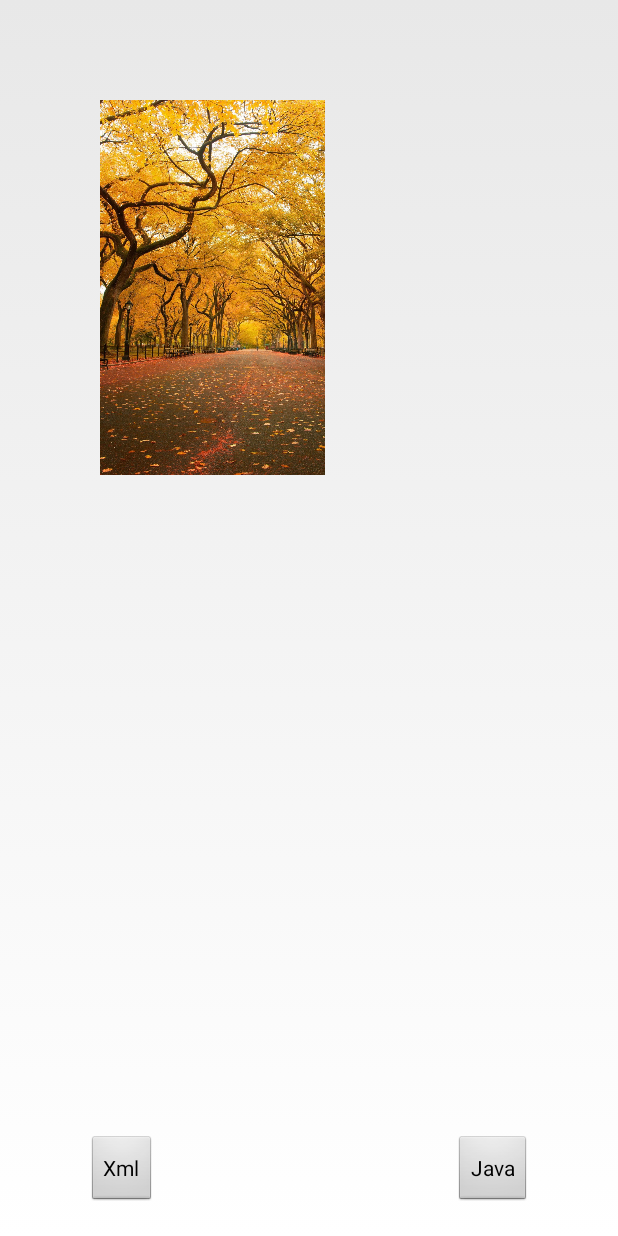
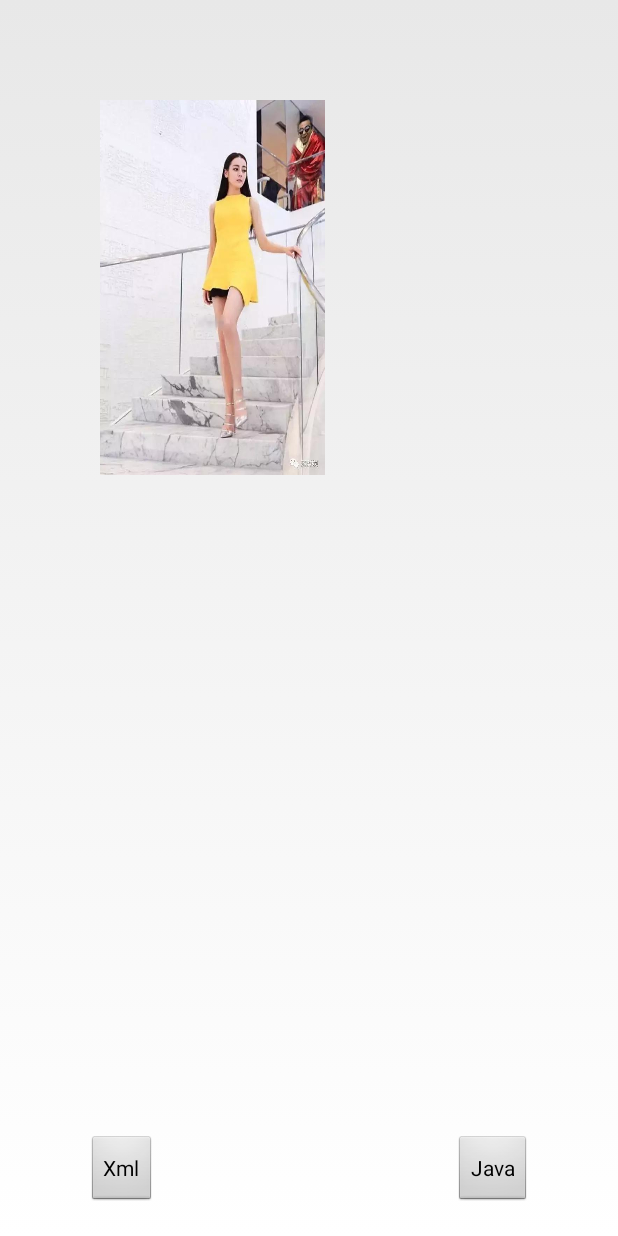
Before and after one commit to M-Ellen/AnimationDemo, an Android app: the AlphaTestActivity screen opened directly, with no data from a screen before it, on a phone screen of 412 x 824 dp. Run offline under Robolectric (Android 15) with nearby library versions, the phone set to English and light mode, and no system bars.

Commit message:
fixed Interpolator test

```diff
--- a/app/src/main/res/layout/activity_test.xml
+++ b/app/src/main/res/layout/activity_test.xml
@@ -13,7 +13,7 @@
         android:scaleType="fitXY"
         android:layout_marginLeft="100px"
         android:layout_marginTop="100px"
-        android:src="@mipmap/test"/>
+        android:src="@mipmap/test2"/>
 
 <!--   <ImageView
 
```
Also changed, not shown: app/src/main/java/com/example/animation/InterpolatorTestActivity.java (+23 -4 lines), app/src/main/res/mipmap-hdpi/test1.jpg (renamed from app/src/main/res/mipmap-hdpi/test.jpeg), app/src/main/res/mipmap-hdpi/test2.jpg (added).
